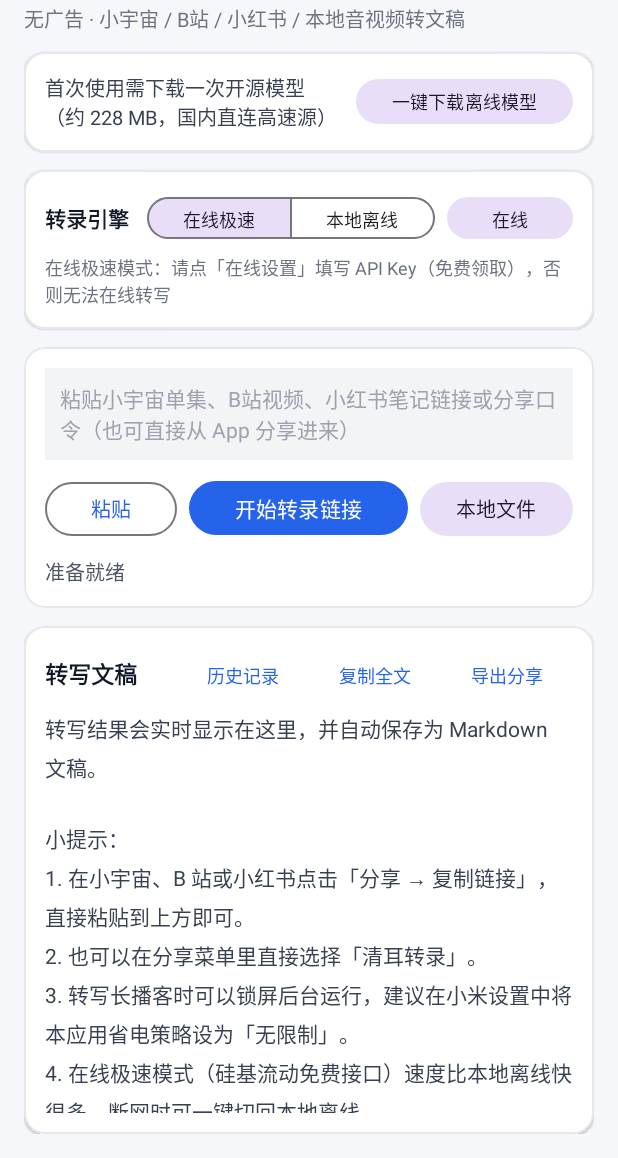
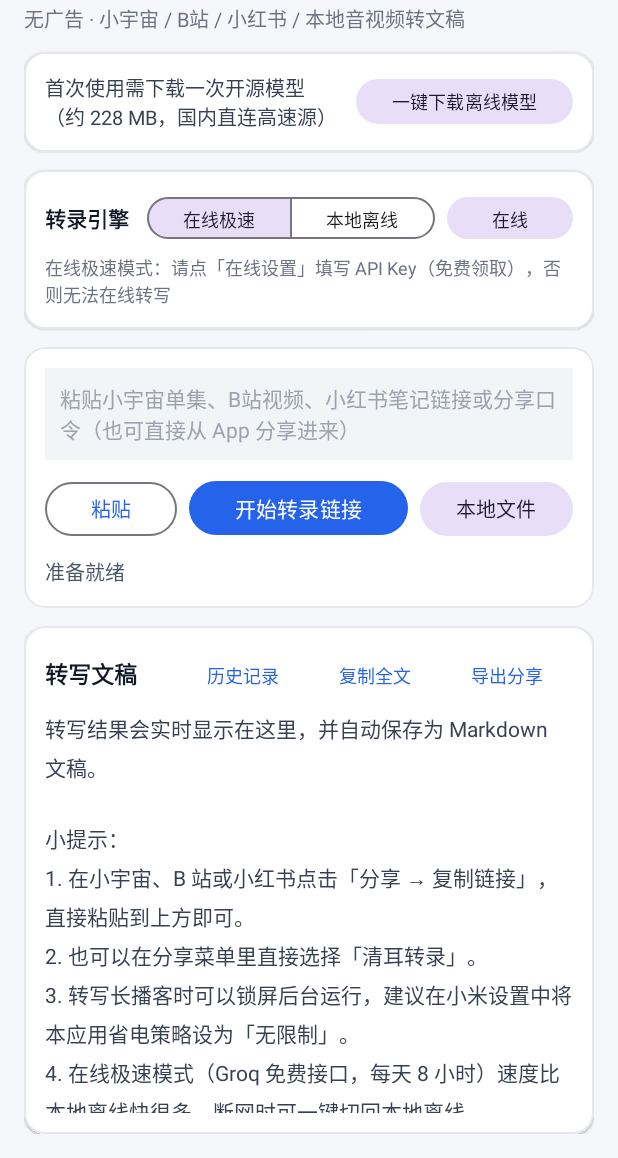
Before and after one commit to wangerxidaren-a11y/QingErTranscriber, an Android app: the screen it shows after launch (MainActivity), on a phone screen of 412 x 824 dp, the part 78-1236 px from its top. Run offline under Robolectric (Android 15) with nearby library versions, the phone set to English and light mode, and no system bars; libraries missing offline, so code that uses them is left out: com.k2fsa.sherpa.

Commit message:
v1.2：在线引擎换成 Groq Whisper [skip ci]

```diff
--- a/app/src/main/res/layout/activity_main.xml
+++ b/app/src/main/res/layout/activity_main.xml
@@ -326,7 +326,7 @@
                     android:layout_width="match_parent"
                     android:layout_height="wrap_content"
                     android:lineSpacingExtra="5dp"
-                    android:text="转写结果会实时显示在这里，并自动保存为 Markdown 文稿。\n\n小提示：\n1. 在小宇宙、B 站或小红书点击「分享 → 复制链接」，直接粘贴到上方即可。\n2. 也可以在分享菜单里直接选择「清耳转录」。\n3. 转写长播客时可以锁屏后台运行，建议在小米设置中将本应用省电策略设为「无限制」。\n4. 在线极速模式（硅基流动免费接口）速度比本地离线快很多，断网时可一键切回本地离线。"
+                    android:text="转写结果会实时显示在这里，并自动保存为 Markdown 文稿。\n\n小提示：\n1. 在小宇宙、B 站或小红书点击「分享 → 复制链接」，直接粘贴到上方即可。\n2. 也可以在分享菜单里直接选择「清耳转录」。\n3. 转写长播客时可以锁屏后台运行，建议在小米设置中将本应用省电策略设为「无限制」。\n4. 在线极速模式（Groq 免费接口，每天 8 小时）速度比本地离线快很多，断网时可一键切回本地离线。"
                     android:textColor="#374151"
                     android:textIsSelectable="true"
                     android:textSize="14sp" />
```
